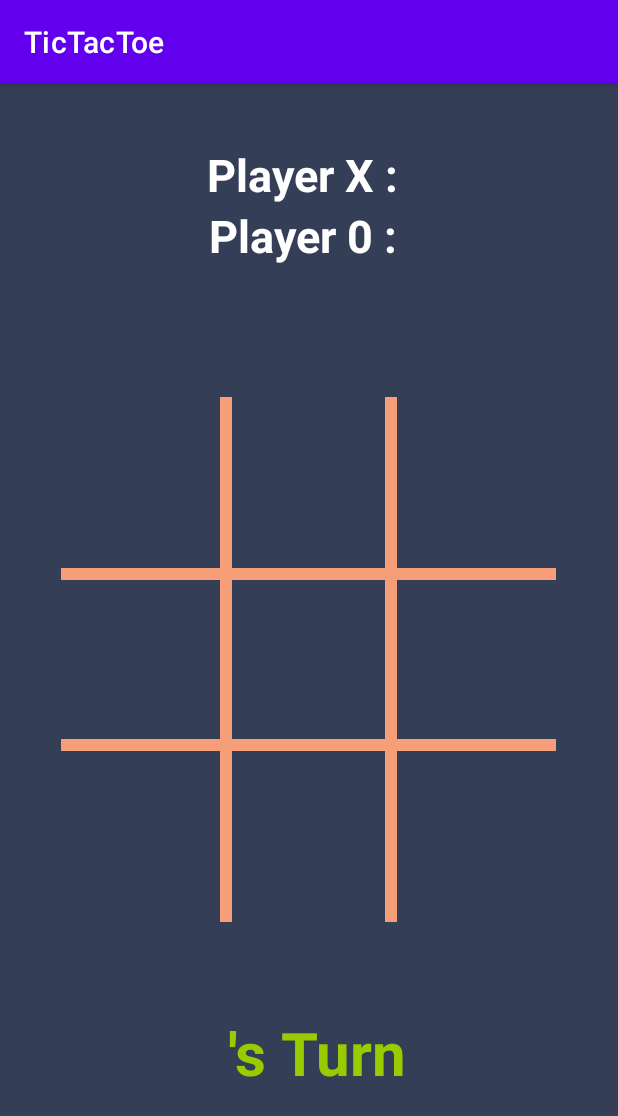
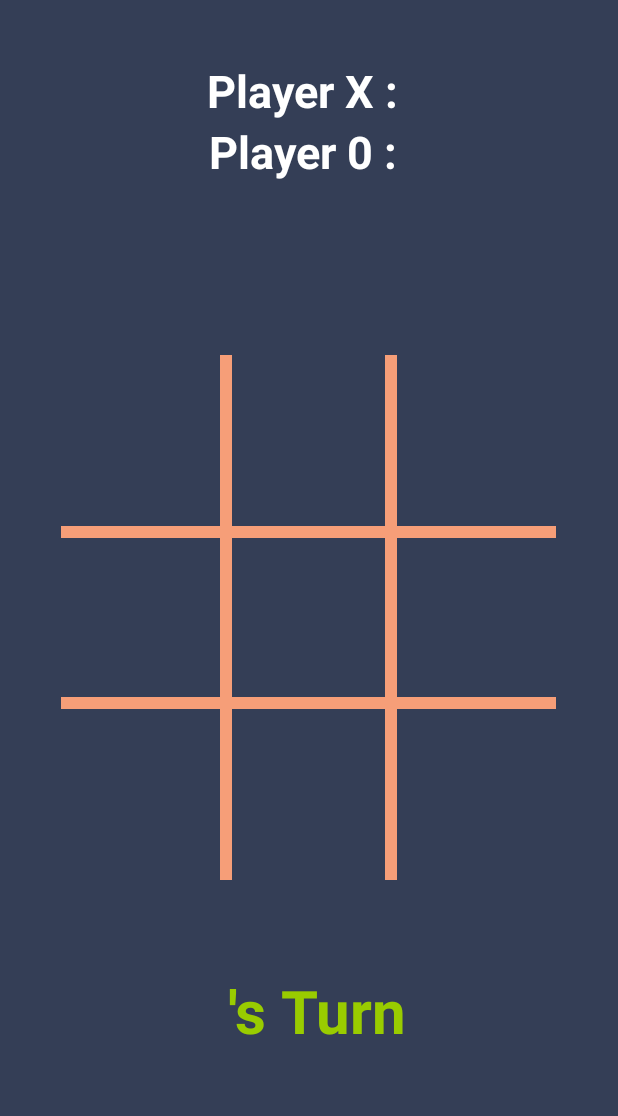
Before and after one commit to Shijocs007/TicTacToe, an Android app: the GameFragment screen opened through its navigation route, on a phone screen of 412 x 824 dp. Shown: the top 1116 px of the screen. Run offline under Robolectric (Android 15) with nearby library versions, the phone set to English and light mode, and no system bars; our stand-ins replace data binding.

```diff
--- a/app/src/main/AndroidManifest.xml
+++ b/app/src/main/AndroidManifest.xml
@@ -11,6 +11,7 @@
         android:theme="@style/Theme.TicTacToe">
         <activity
             android:name=".GameActivity"
+            android:screenOrientation="portrait"
             android:exported="true">
             <intent-filter>
                 <action android:name="android.intent.action.MAIN" />
--- a/app/src/main/java/com/example/tictactoe/fragments/GameFragment.kt
+++ b/app/src/main/java/com/example/tictactoe/fragments/GameFragment.kt
@@ -17,6 +17,10 @@ import com.example.tictactoe.utils.PlayerState
 import com.example.tictactoe.viewmodels.GameViewModel
 import android.content.DialogInterface
 import androidx.navigation.Navigation
+import androidx.activity.OnBackPressedCallback
+
+
+
 
 
 class GameFragment : Fragment(), View.OnClickListener {
@@ -26,6 +30,14 @@ class GameFragment : Fragment(), View.OnClickListener {
 
     override fun onCreate(savedInstanceState: Bundle?) {
         super.onCreate(savedInstanceState)
+
+        val callback: OnBackPressedCallback =
+            object : OnBackPressedCallback(true) {
+                override fun handleOnBackPressed() {
+                    showDialogue("EXIT!!", "Are you sure, want to exit?", "Resume", "Exit", true)
+                }
+            }
+        requireActivity().onBackPressedDispatcher.addCallback(this, callback)
     }
 
     override fun onCreateView(
@@ -110,17 +122,21 @@ class GameFragment : Fragment(), View.OnClickListener {
         }
     }
 
-    private fun showDialogue(title : String, message : String) {
+    private fun showDialogue(title : String, message : String, positiveBtn : String = "Restart", nagetiveBtn :String = "Back", isFromBack : Boolean = false) {
         AlertDialog.Builder(activity)
             .setTitle(title)
             .setMessage(message)
             .setPositiveButton(
-                "Restart"
+                positiveBtn
             ) { dialog, which ->
-                resetGame()
+                if (isFromBack) {
+                    dialog.dismiss()
+                } else {
+                    resetGame()
+                }
             }
             .setNegativeButton(
-                "Back"
+                nagetiveBtn
             ) { dialog, which ->
                 resetGame(true)
             }
--- a/app/src/main/java/com/example/tictactoe/viewmodels/GameViewModel.kt
+++ b/app/src/main/java/com/example/tictactoe/viewmodels/GameViewModel.kt
@@ -19,14 +19,16 @@ class GameViewModel : ViewModel() {
     private var _currentPlayer =  MutableLiveData<PlayerState>(PlayerState.values().random())
     var currentPlayer : LiveData<PlayerState> = _currentPlayer
 
-    var board = mutableListOf("-1", "-1", "-1", "-1", "-1","-1", "-1", "-1", "-1") // -1 represents initial value for each board
+    private var board = mutableListOf("-1", "-1", "-1", "-1", "-1","-1", "-1", "-1", "-1") // -1 represents initial value for each board
 
     var playerOne = ""
     var playerTwo = ""
 
-    //var _currentPlayer : LiveData = _currentPlayer
 
-
+    /**
+     * Method called from start button of {@link HomeFragment.kt)
+     * if players names are empty, show toast message to user
+     */
     fun onStartGame() {
         viewModelScope.launch {
             if(playerOne.isBlank())
@@ -40,10 +42,23 @@ class GameViewModel : ViewModel() {
     }
 
 
+    /**
+     * Method used to check, the board position is already played or not.
+     * If board position vacant, board[position] will be -1
+     * @param position board position clicked bu user
+     * @return true, if its -1 , false if it is "X" or "O"
+     */
     fun isBoardVacant(position : Int) : Boolean {
         return board[position] == "-1"
     }
 
+    /**
+     * Method will be called when user select a board
+     * every time it will check all 8 lines in the grid
+     * if result equals "XXX" or "OOO" returns GameState.WIN
+     * if board contains atlest one "-1", the game must continue, so returns GameState.PLAYING
+     * if all boards are selected and no winner, then returns GameState.DRAW
+     */
     fun checkForWinner() : GameState {
             for (i in 1 until 9) {
                 var result = ""
@@ -76,6 +91,12 @@ class GameViewModel : ViewModel() {
 
     }
 
+    /**
+     *  Method will be called when user select a board
+     *  the _currentPlayer player should be changed after selection
+     *  board[position] value set based on which player
+     *  @param position board position selected by user
+     */
     fun setBoardSelection(position: Int) : PlayerState {
         if(_currentPlayer.value == PlayerState.PLAYER_ONE) {
             board[position] = "X"
@@ -88,6 +109,10 @@ class GameViewModel : ViewModel() {
         }
     }
 
+    /**
+     * used to set game to the initial state
+     * currentPlayer will be chose randomly
+     */
     fun resetGame() {
         board = mutableListOf("-1", "-1", "-1", "-1", "-1","-1", "-1", "-1", "-1")
         _currentPlayer.value = PlayerState.values().random()
--- a/app/src/main/res/values-night/themes.xml
+++ b/app/src/main/res/values-night/themes.xml
@@ -1,6 +1,6 @@
 <resources xmlns:tools="http://schemas.android.com/tools">
     <!-- Base application theme. -->
-    <style name="Theme.TicTacToe" parent="Theme.MaterialComponents.DayNight.DarkActionBar">
+    <style name="Theme.TicTacToe" parent="Theme.MaterialComponents.DayNight.NoActionBar">
         <!-- Primary brand color. -->
         <item name="colorPrimary">@color/purple_200</item>
         <item name="colorPrimaryVariant">@color/purple_700</item>
--- a/app/src/main/res/values/themes.xml
+++ b/app/src/main/res/values/themes.xml
@@ -1,6 +1,6 @@
 <resources xmlns:tools="http://schemas.android.com/tools">
     <!-- Base application theme. -->
-    <style name="Theme.TicTacToe" parent="Theme.MaterialComponents.DayNight.DarkActionBar">
+    <style name="Theme.TicTacToe" parent="Theme.MaterialComponents.DayNight.NoActionBar">
         <!-- Primary brand color. -->
         <item name="colorPrimary">@color/purple_500</item>
         <item name="colorPrimaryVariant">@color/purple_700</item>
```
